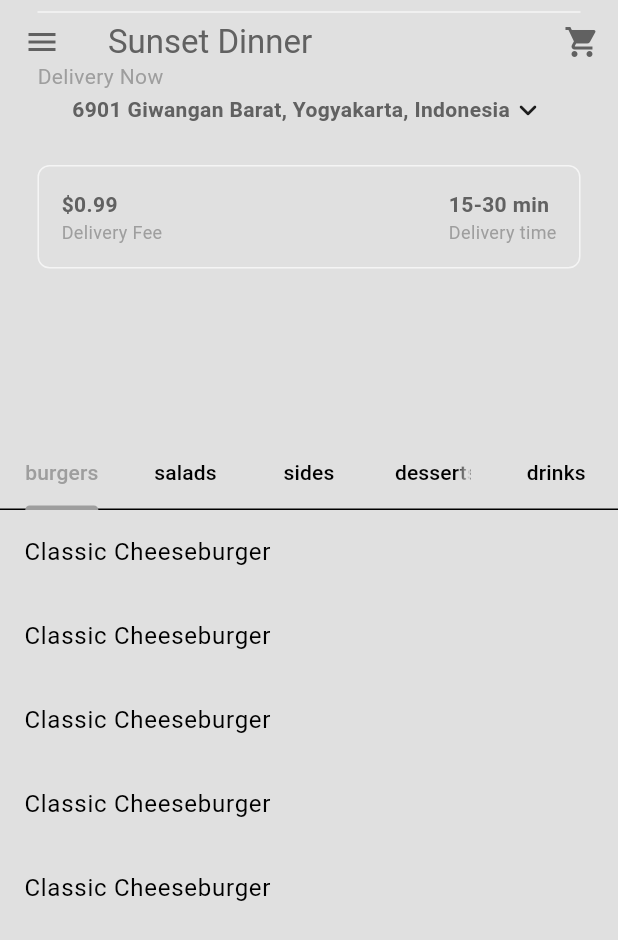
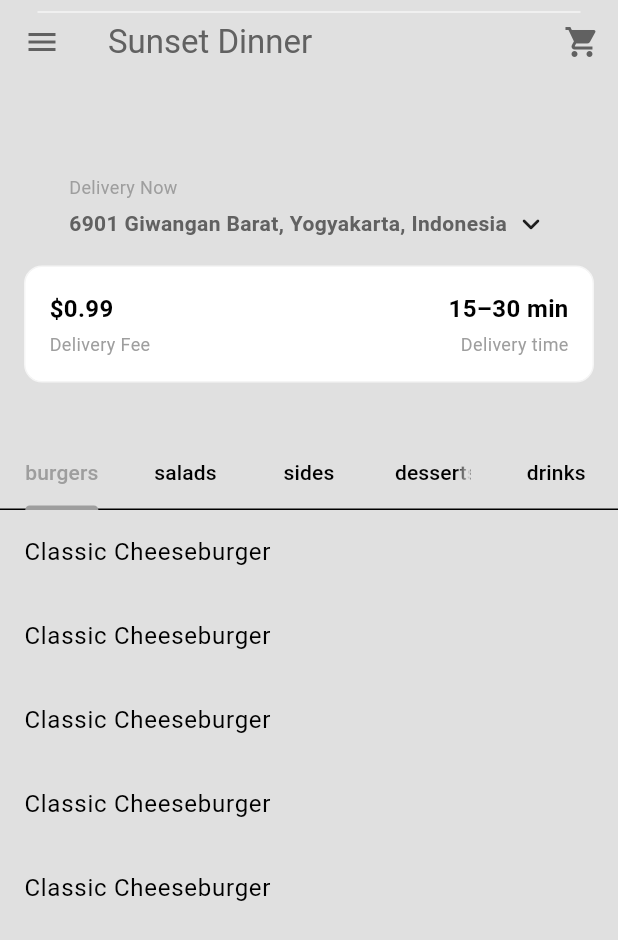
Before and after one commit to untuksenangsenang/DelivoriaApp, a Flutter app: the HomePage screen opened directly, on a phone screen of 412 x 824 dp. Shown: the top 940 px of the screen. Run offline on Flutter 3.47's test engine with Material 3 defaults, Android fonts, the phone set to English and light mode, and no system bars.

Commit message:
fix bug UI Home Page

```diff
--- a/lib/components/my_current_location.dart
+++ b/lib/components/my_current_location.dart
@@ -3,27 +3,22 @@ import 'package:flutter/material.dart';
 class MyCurrentLocation extends StatelessWidget {
   const MyCurrentLocation({super.key});
 
-  // Fungsi untuk membuka kotak pencarian lokasi (placeholder)
   void openLocationSearchBox(BuildContext context) {
-    // Implementasikan logika untuk membuka dialog atau halaman pencarian lokasi
     showDialog(
       context: context,
       builder: (context) => AlertDialog(
         title: const Text("Your Location"),
         content: const TextField(
-          decoration: const InputDecoration(
+          decoration: InputDecoration(
             hintText: "Search for a location",
           ),
         ),
         actions: [
-          //cancel button
-          MaterialButton(
+          TextButton(
             onPressed: () => Navigator.pop(context),
             child: const Text('Cancel'),
           ),
-
-          //save button
-          MaterialButton(
+          TextButton(
             onPressed: () => Navigator.pop(context),
             child: const Text('Save'),
           ),
@@ -35,31 +30,39 @@ class MyCurrentLocation extends StatelessWidget {
   @override
   Widget build(BuildContext context) {
     return Padding(
-      padding: const EdgeInsets.all(25.0),
+      padding: const EdgeInsets.only(top: 60, left: 16, right: 16, bottom: 8),
       child: Column(
-        crossAxisAlignment: CrossAxisAlignment.start, // Rata kiri
+        crossAxisAlignment: CrossAxisAlignment.start, // Biar alamat rata kiri
         children: [
+          const SizedBox(height: 40), // Tambahan jarak besar dari atas header
+
           Text(
             "Delivery Now",
             style: TextStyle(
               color: Theme.of(context).colorScheme.primary,
+              fontSize: 12,
             ),
           ),
+
+          const SizedBox(height: 4),
+
           GestureDetector(
             onTap: () => openLocationSearchBox(context),
             child: Row(
-              mainAxisAlignment: MainAxisAlignment.center, // Pusatkan isi
+              mainAxisSize: MainAxisSize.min,
               children: [
-                // address
-                Text(
-                  "6901 Giwangan Barat, Yogyakarta, Indonesia",
-                  style: TextStyle(
-                    color: Theme.of(context).colorScheme.inversePrimary,
-                    fontWeight: FontWeight.bold,
+                Flexible(
+                  child: Text(
+                    "6901 Giwangan Barat, Yogyakarta, Indonesia",
+                    style: TextStyle(
+                      color: Theme.of(context).colorScheme.inversePrimary,
+                      fontWeight: FontWeight.bold,
+                    ),
+                    overflow: TextOverflow.ellipsis,
                   ),
                 ),
-                // drop down menu indicator
-                Icon(Icons.keyboard_arrow_down_rounded),
+                const SizedBox(width: 4),
+                const Icon(Icons.keyboard_arrow_down_rounded),
               ],
             ),
           ),
--- a/lib/components/my_description_box.dart
+++ b/lib/components/my_description_box.dart
@@ -5,45 +5,50 @@ class MyDescriptionBox extends StatelessWidget {
 
   @override
   Widget build(BuildContext context) {
-    // text styles
-    var myPrimaryTextStyle = TextStyle(
-      color: Theme.of(context).colorScheme.inversePrimary,
-      fontWeight: FontWeight.bold, // Menambah kejelasan pada teks utama
+    final myPrimaryTextStyle = TextStyle(
+      color: Theme.of(context).colorScheme.onBackground,
+      fontWeight: FontWeight.bold,
+      fontSize: 16,
     );
 
-    var mySecondaryTextStyle = TextStyle(
+    final mySecondaryTextStyle = TextStyle(
       color: Theme.of(context).colorScheme.primary,
-      fontSize: 12, // Ukuran font lebih kecil untuk teks sekunder
+      fontSize: 12,
     );
 
     return Container(
+      margin: const EdgeInsets.symmetric(horizontal: 16, vertical: 8),
+      padding: const EdgeInsets.all(16),
       decoration: BoxDecoration(
-        border: Border.all(
-          color: Theme.of(context).colorScheme.secondary,
+        border: Border.all(color: Theme.of(context).colorScheme.secondary),
+        borderRadius: BorderRadius.circular(12),
+        color: Colors.white,
       ),
-        borderRadius: BorderRadius.circular(8),
-      ),
-      padding: const EdgeInsets.all(15), // Mengurangi padding untuk ruang yang lebih hemat
-      margin: const EdgeInsets.only(left: 25, right: 25, bottom: 25),
       child: Row(
         mainAxisAlignment: MainAxisAlignment.spaceBetween,
-        crossAxisAlignment: CrossAxisAlignment.center, // Memastikan vertikal alignment
         children: [
-          // delivery fee
-          Column(
-            crossAxisAlignment: CrossAxisAlignment.start, // Rata kiri untuk teks
+          // Delivery Fee
+          Expanded(
+            child: Column(
+              crossAxisAlignment: CrossAxisAlignment.start,
               children: [
                 Text('\$0.99', style: myPrimaryTextStyle),
+                const SizedBox(height: 4),
                 Text('Delivery Fee', style: mySecondaryTextStyle),
               ],
             ),
-          // delivery time
-          Column(
-            crossAxisAlignment: CrossAxisAlignment.start, // Rata kiri untuk teks
+          ),
+
+          // Delivery Time
+          Expanded(
+            child: Column(
+              crossAxisAlignment: CrossAxisAlignment.end,
               children: [
-              Text('15-30 min', style: myPrimaryTextStyle),
+                Text('15–30 min', style: myPrimaryTextStyle),
+                const SizedBox(height: 4),
                 Text('Delivery time', style: mySecondaryTextStyle),
               ],
+            ),
           ),
         ],
       ),
--- a/lib/pages/home_page.dart
+++ b/lib/pages/home_page.dart
@@ -44,7 +44,7 @@ class _HomePageState extends State<HomePage> with SingleTickerProviderStateMixin
 
       return ListView.builder(
         itemCount: categoryMenu.length,
-        physics: const NeverScrollableScrollPhysics(),
+        physics: const BouncingScrollPhysics(),
         itemBuilder: (context, index) {
           return ListTile(
             title: Text(categoryMenu[index].name),
```
Lines whose indentation alone changed are shown as unchanged.
